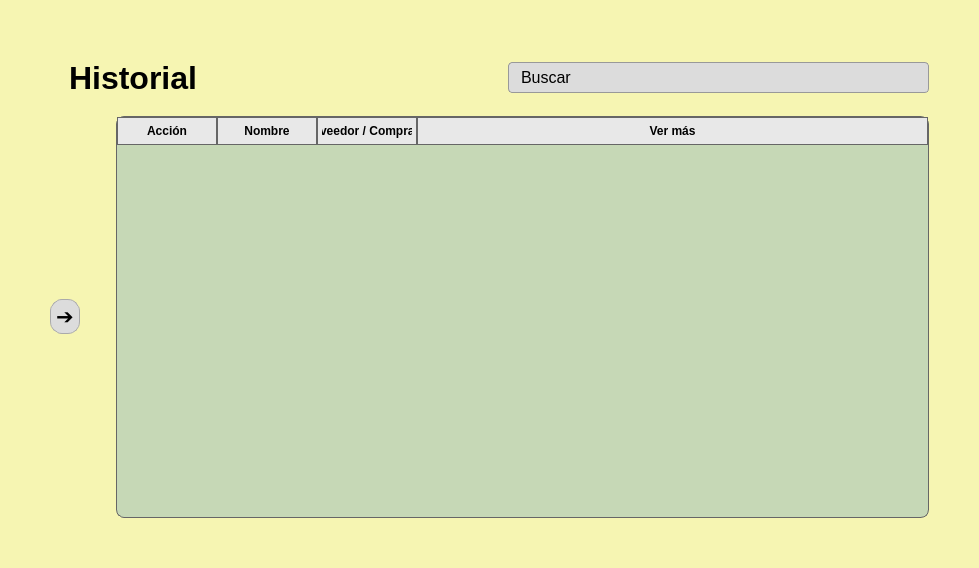
Qt form app/windows/ui/history.ui (MoralesMortales/SIRCOM) before a commit.
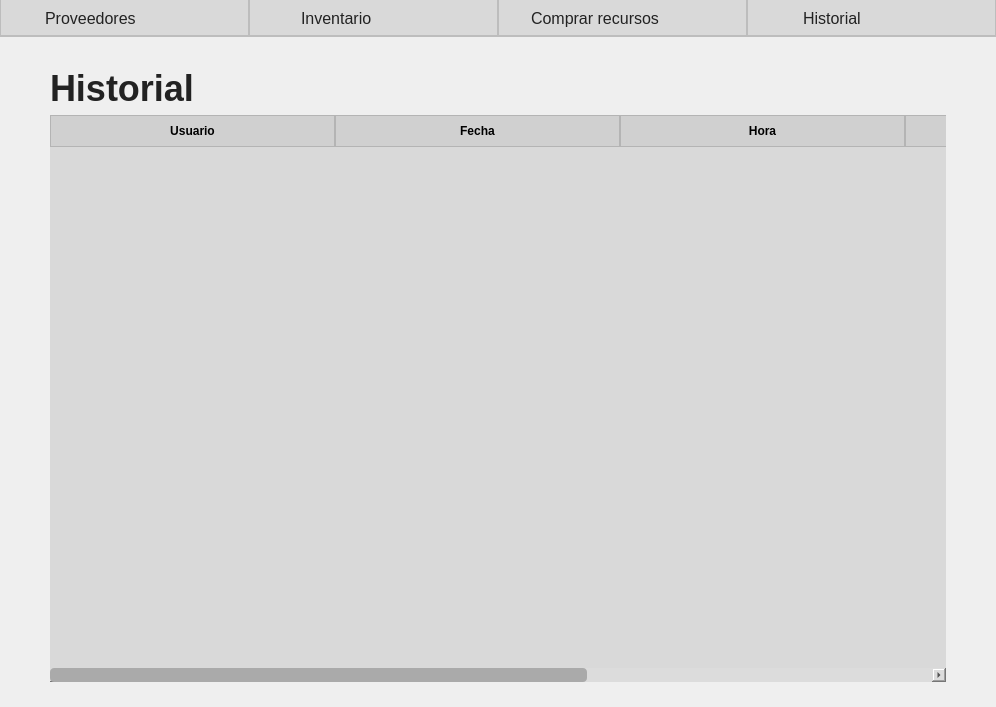
The same form after that commit. Icons and pictures are not drawn.

What changed in the file:
```diff
--- a/app/windows/ui/history.ui
+++ b/app/windows/ui/history.ui
@@ -6,226 +6,488 @@
    <rect>
     <x>0</x>
     <y>0</y>
-    <width>979</width>
-    <height>568</height>
+    <width>996</width>
+    <height>707</height>
    </rect>
   </property>
   <property name="windowTitle">
    <string>Form</string>
   </property>
   <property name="styleSheet">
-   <string notr="true">QWidget {
-    background-color: #f6f5b2;
+   <string notr="true">#mainWindow {
+	font-family: Arial;
 }
 
-QLabel#labelTitulo {
+QLabel {
+    font-size: 18px;
+    color: #222;
+}
+
+#labelAdd{
+	font-size:24px;
+}
+
+#menu {
+    background: #D9D9D9;
+    border-bottom: 1.5px solid #bdbdbd;
+}
+
+#menu QLabel {
+    font-size: 16px;
+    color: #222;
+}
+
+#menu QWidget:hover {
+    background: #e0e0e0;
+}
+
+#menu QWidget[active=&quot;true&quot;] {
+    background: #ffffff;
+    border-bottom: 3px solid #487c7e;
+}
+
+#menu QWidget[active=&quot;true&quot;] QLabel {
     font-weight: bold;
-    color: #000000;
-    padding: 10px;
 }
 
-#inputBuscar {
-    background-color: #dcdcdc;
-    border: 1px solid #999;
+#menu QWidget {
+    border-right: 1px solid #bdbdbd;
+    border-left: 1px solid #bdbdbd;
+
+}
+
+
+
+QLabel#labelTitulo{
+    font-size: 36px;
+    font-weight: 600;
+    color: #222;
+}
+
+QPushButton#btnAdd {
+    background: transparent;
+    font-size: 36px;
+    color: #222;
+    border: none;
+}
+QPushButton#btnAdd:hover {
+    color: #444;
+}
+
+QToolButton {
+    background: transparent;
+    border: none;
+}
+QToolButton:hover {
+    background: #dcdcdc;
     border-radius: 4px;
-    padding: 4px 10px;
 }
-#inputBuscar:hover {
-    background-color: #c0c0c0;
+
+QPushButton#btnBack {
+    background: transparent;
+    border: none;
+    font-size: 36px;
+    color: #222;
 }
+QPushButton#btnBack:hover {
+    color: #555;
+}
+
 
 QTableWidget {
-    background-color: #c6d8b6; 
-    border: 1px solid #666;
+    background: #D9D9D9;
+    gridline-color: #bcbcbc;
     border-radius: 8px;
-    gridline-color: #444;
+    font-size: 14px;
+    color: #222;
 }
+
 QHeaderView::section {
-    background-color: #e8e8e8;
-    color: #000;
+    background: #d0d0d0;
+    padding: 6px 4px;
     font-weight: bold;
-    border: 1px solid #666;
-    padding: 4px;
+    border: 1px solid #b4b4b4;
 }
 
 QTableWidget::item {
-    background-color: #d2e3c6;
-    border: 1px solid #555;
     padding: 6px;
 }
+
 QTableWidget::item:selected {
-    background-color: #a4c686;
+    background: #c6d3d6;
     color: #000;
 }
 
-QPushButton#btnLateral {
-    background-color: #dcdcdc;
-    border: 1px solid #aaa;
-    border-radius: 12px;
-    padding: 4px;
+QScrollBar:vertical,
+QScrollBar:horizontal {
+    background: #dcdcdc;
+    border-radius: 4px;
 }
-QPushButton#btnLateral:hover {
-    background-color: #e8e797;
+
+QScrollBar::handle {
+    background: #aaaaaa;
+    border-radius: 4px;
+}
+QScrollBar::handle:hover {
+    background: #888888;
+}
+
+#tablaContenedor {
+    background: #7835ff;
+    border-radius: 10px;
+    padding: 8px;
+}
+
+QLineEdit {
+    background: #DFDFDF;
+    border-radius: 4px;
+    padding: 6px;
+    border: 1px solid #c4c4c4;
+    font-size: 20px;
+}
+
+QLineEdit:focus {
+    border: 1px solid #487c7e;
+}
+
+QPushButton#btnComprar {
+    background: #b9e3a6;
+    border: none;
+    border-radius: 6px;
+    padding: 8px 26px;
+    font-size: 16px;
+}
+
+QPushButton#btnComprar:hover {
+    background: #a3d68c;
 }
 </string>
   </property>
-  <layout class="QHBoxLayout" name="horizontalLayout_2">
+  <layout class="QHBoxLayout" name="horizontalLayout_3">
    <property name="leftMargin">
-    <number>50</number>
+    <number>0</number>
    </property>
    <property name="topMargin">
-    <number>50</number>
+    <number>0</number>
    </property>
    <property name="rightMargin">
-    <number>50</number>
+    <number>0</number>
    </property>
    <property name="bottomMargin">
-    <number>50</number>
+    <number>0</number>
    </property>
    <item>
-    <layout class="QVBoxLayout" name="verticalLayout">
-     <property name="spacing">
-      <number>10</number>
-     </property>
-     <property name="sizeConstraint">
-      <enum>QLayout::SetMinimumSize</enum>
-     </property>
+    <layout class="QVBoxLayout" name="verticalLayout" stretch="0,100">
      <item>
-      <layout class="QHBoxLayout" name="horizontalLayout">
-       <property name="spacing">
-        <number>36</number>
+      <widget class="QWidget" name="menu" native="true">
+       <layout class="QHBoxLayout" name="horizontalLayout">
+        <property name="spacing">
+         <number>0</number>
+        </property>
+        <property name="leftMargin">
+         <number>0</number>
+        </property>
+        <property name="topMargin">
+         <number>0</number>
+        </property>
+        <property name="rightMargin">
+         <number>0</number>
+        </property>
+        <property name="bottomMargin">
+         <number>0</number>
+        </property>
+        <item>
+         <widget class="QWidget" name="menuItemProveedores" native="true">
+          <layout class="QHBoxLayout" name="horizontalLayout_4">
+           <property name="spacing">
+            <number>6</number>
+           </property>
+           <item>
+            <widget class="QLabel" name="labelMenuProveedores">
+             <property name="sizePolicy">
+              <sizepolicy hsizetype="Fixed" vsizetype="Preferred">
+               <horstretch>0</horstretch>
+               <verstretch>0</verstretch>
+              </sizepolicy>
+             </property>
+             <property name="text">
+              <string>Proveedores</string>
+             </property>
+            </widget>
+           </item>
+           <item>
+            <widget class="QLabel" name="labelIconProveedores">
+             <property name="sizePolicy">
+              <sizepolicy hsizetype="Ignored" vsizetype="Minimum">
+               <horstretch>0</horstretch>
+               <verstretch>0</verstretch>
+              </sizepolicy>
+             </property>
+             <property name="minimumSize">
+              <size>
+               <width>10</width>
+               <height>10</height>
+              </size>
+             </property>
+             <property name="maximumSize">
+              <size>
+               <width>25</width>
+               <height>25</height>
+              </size>
+             </property>
+             <property name="text">
+              <string/>
+             </property>
+             <property name="pixmap">
+              <pixmap>../../../Downloads/proveedores.svg</pixmap>
+             </property>
+             <property name="scaledContents">
+              <bool>true</bool>
+             </property>
+            </widget>
+           </item>
+          </layout>
+         </widget>
+        </item>
+        <item>
+         <widget class="QWidget" name="menuItemInventario" native="true">
+          <layout class="QHBoxLayout" name="horizontalLayout_5">
+           <property name="spacing">
+            <number>6</number>
+           </property>
+           <item>
+            <widget class="QLabel" name="labelMenuInventario">
+             <property name="sizePolicy">
+              <sizepolicy hsizetype="Fixed" vsizetype="Preferred">
+               <horstretch>0</horstretch>
+               <verstretch>0</verstretch>
+              </sizepolicy>
+             </property>
+             <property name="text">
+              <string>Inventario</string>
+             </property>
+            </widget>
+           </item>
+           <item>
+            <widget class="QLabel" name="labelIconInventario">
+             <property name="sizePolicy">
+              <sizepolicy hsizetype="Ignored" vsizetype="Ignored">
+               <horstretch>0</horstretch>
+               <verstretch>0</verstretch>
+              </sizepolicy>
+             </property>
+             <property name="minimumSize">
+              <size>
+               <width>0</width>
+               <height>0</height>
+              </size>
+             </property>
+             <property name="maximumSize">
+              <size>
+               <width>25</width>
+               <height>25</height>
+              </size>
+             </property>
+             <property name="text">
+              <string/>
+             </property>
+             <property name="pixmap">
+              <pixmap>../../../Downloads/inventario.svg</pixmap>
+             </property>
+             <property name="scaledContents">
+              <bool>true</bool>
+             </property>
+            </widget>
+           </item>
+          </layout>
+         </widget>
+        </item>
+        <item>
+         <widget class="QWidget" name="menuItemRecursos" native="true">
+          <layout class="QHBoxLayout" name="horizontalLayout_6">
+           <property name="spacing">
+            <number>6</number>
+           </property>
+           <item>
+            <widget class="QLabel" name="labelMenuRecursos">
+             <property name="sizePolicy">
+              <sizepolicy hsizetype="Fixed" vsizetype="Preferred">
+               <horstretch>0</horstretch>
+               <verstretch>0</verstretch>
+              </sizepolicy>
+             </property>
+             <property name="text">
+              <string>Comprar recursos</string>
+             </property>
+            </widget>
+           </item>
+           <item>
+            <widget class="QLabel" name="labelIconRecursos">
+             <property name="sizePolicy">
+              <sizepolicy hsizetype="Ignored" vsizetype="Ignored">
+               <horstretch>0</horstretch>
+               <verstretch>0</verstretch>
+              </sizepolicy>
+             </property>
+             <property name="minimumSize">
+              <size>
+               <width>0</width>
+               <height>0</height>
+              </size>
+             </property>
+             <property name="maximumSize">
+              <size>
+               <width>25</width>
+               <height>25</height>
+              </size>
+             </property>
+             <property name="text">
+              <string/>
+             </property>
+             <property name="pixmap">
+              <pixmap>../../../Downloads/compra.svg</pixmap>
+             </property>
+             <property name="scaledContents">
+              <bool>true</bool>
+             </property>
+            </widget>
+           </item>
+          </layout>
+         </widget>
+        </item>
+        <item>
+         <widget class="QWidget" name="menuItemHistorial" native="true">
+          <layout class="QHBoxLayout" name="horizontalLayout_7">
+           <property name="spacing">
+            <number>6</number>
+           </property>
+           <item>
+            <widget class="QLabel" name="labelMenuHistorial">
+             <property name="sizePolicy">
+              <sizepolicy hsizetype="Fixed" vsizetype="Preferred">
+               <horstretch>0</horstretch>
+               <verstretch>0</verstretch>
+              </sizepolicy>
+             </property>
+             <property name="text">
+              <string>Historial</string>
+             </property>
+            </widget>
+           </item>
+           <item>
+            <widget class="QLabel" name="labelIconHistorial">
+             <property name="sizePolicy">
+              <sizepolicy hsizetype="Ignored" vsizetype="Ignored">
+               <horstretch>0</horstretch>
+               <verstretch>0</verstretch>
+              </sizepolicy>
+             </property>
+             <property name="minimumSize">
+              <size>
+               <width>0</width>
+               <height>0</height>
+              </size>
+             </property>
+             <property name="maximumSize">
+              <size>
+               <width>25</width>
+               <height>25</height>
+              </size>
+             </property>
+             <property name="text">
+              <string/>
+             </property>
+             <property name="pixmap">
+              <pixmap>../../../Downloads/historial.svg</pixmap>
+             </property>
+             <property name="scaledContents">
+              <bool>true</bool>
+             </property>
+            </widget>
+           </item>
+          </layout>
+         </widget>
+        </item>
+       </layout>
+      </widget>
+     </item>
+     <item>
+      <layout class="QVBoxLayout" name="verticalLayout_2" stretch="0,20">
+       <property name="leftMargin">
+        <number>50</number>
        </property>
-       <property name="sizeConstraint">
-        <enum>QLayout::SetMinimumSize</enum>
+       <property name="topMargin">
+        <number>25</number>
        </property>
+       <property name="rightMargin">
+        <number>50</number>
+       </property>
+       <property name="bottomMargin">
+        <number>25</number>
+       </property>
        <item>
-        <widget class="QLabel" name="labelTitulo">
+        <layout class="QHBoxLayout" name="horizontalLayout_2" stretch="2">
+         <item>
+          <widget class="QLabel" name="labelTitulo">
+           <property name="text">
+            <string>Historial</string>
+           </property>
+          </widget>
+         </item>
+        </layout>
+       </item>
+       <item>
+        <widget class="QTableWidget" name="tableWidgetHistorial">
          <property name="sizePolicy">
-          <sizepolicy hsizetype="MinimumExpanding" vsizetype="Preferred">
+          <sizepolicy hsizetype="Minimum" vsizetype="Minimum">
            <horstretch>0</horstretch>
            <verstretch>0</verstretch>
           </sizepolicy>
          </property>
-         <property name="sizeIncrement">
-          <size>
-           <width>2</width>
-           <height>2</height>
-          </size>
-         </property>
-         <property name="font">
-          <font>
-           <pointsize>24</pointsize>
-           <weight>75</weight>
-           <bold>true</bold>
-          </font>
-         </property>
-         <property name="text">
-          <string>Historial</string>
-         </property>
-        </widget>
-       </item>
-       <item>
-        <widget class="QLineEdit" name="inputBuscar">
-         <property name="font">
-          <font>
-           <pointsize>12</pointsize>
-          </font>
-         </property>
-         <property name="text">
-          <string>Buscar</string>
-         </property>
-        </widget>
-       </item>
-      </layout>
-     </item>
-     <item>
-      <layout class="QHBoxLayout" name="horizontalLayout_3">
-       <property name="spacing">
-        <number>36</number>
-       </property>
-       <property name="sizeConstraint">
-        <enum>QLayout::SetMinimumSize</enum>
-       </property>
-       <item>
-        <widget class="QPushButton" name="btnLateral">
-         <property name="minimumSize">
-          <size>
-           <width>30</width>
-           <height>30</height>
-          </size>
-         </property>
-         <property name="font">
-          <font>
-           <pointsize>16</pointsize>
-          </font>
-         </property>
-         <property name="layoutDirection">
-          <enum>Qt::LeftToRight</enum>
-         </property>
-         <property name="text">
-          <string>➔</string>
-         </property>
-        </widget>
-       </item>
-       <item>
-        <widget class="QTableWidget" name="tableHistorial">
          <property name="lineWidth">
-          <number>0</number>
+          <number>1</number>
          </property>
-         <property name="horizontalScrollBarPolicy">
-          <enum>Qt::ScrollBarAlwaysOff</enum>
+         <property name="midLineWidth">
+          <number>1</number>
+         </property>
+         <property name="wordWrap">
+          <bool>true</bool>
          </property>
          <attribute name="horizontalHeaderVisible">
           <bool>true</bool>
          </attribute>
          <attribute name="horizontalHeaderCascadingSectionResizes">
-          <bool>true</bool>
-         </attribute>
-         <attribute name="horizontalHeaderMinimumSectionSize">
-          <number>100</number>
-         </attribute>
-         <attribute name="horizontalHeaderDefaultSectionSize">
-          <number>100</number>
-         </attribute>
-         <attribute name="horizontalHeaderHighlightSections">
-          <bool>true</bool>
-         </attribute>
-         <attribute name="horizontalHeaderShowSortIndicator" stdset="0">
           <bool>false</bool>
          </attribute>
+         <attribute name="horizontalHeaderDefaultSectionSize">
+          <number>285</number>
+         </attribute>
          <attribute name="horizontalHeaderStretchLastSection">
           <bool>true</bool>
          </attribute>
          <column>
           <property name="text">
-           <string>Acción</string>
+           <string>Usuario</string>
           </property>
-          <property name="textAlignment">
-           <set>AlignCenter</set>
-          </property>
          </column>
          <column>
           <property name="text">
-           <string>Nombre</string>
+           <string>Fecha</string>
           </property>
-          <property name="textAlignment">
-           <set>AlignCenter</set>
-          </property>
          </column>
          <column>
           <property name="text">
-           <string>Proveedor / Comprador</string>
+           <string>Hora</string>
           </property>
-          <property name="textAlignment">
-           <set>AlignCenter</set>
-          </property>
          </column>
          <column>
           <property name="text">
-           <string>Ver más</string>
+           <string>Total</string>
           </property>
-          <property name="textAlignment">
-           <set>AlignCenter</set>
+         </column>
+         <column>
+          <property name="text">
+           <string>Ver factura</string>
           </property>
          </column>
         </widget>
```
